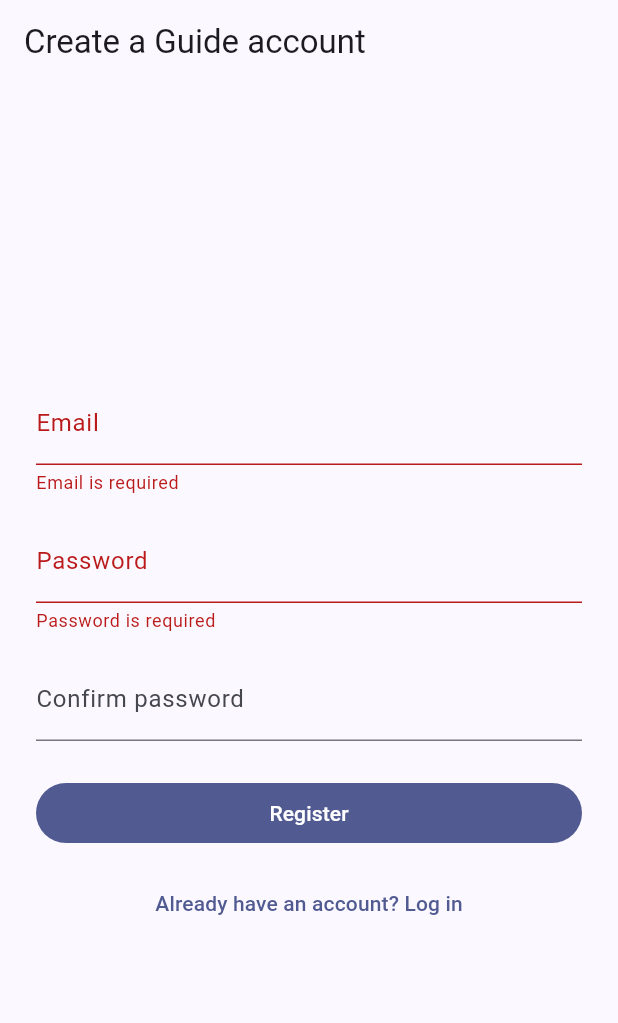
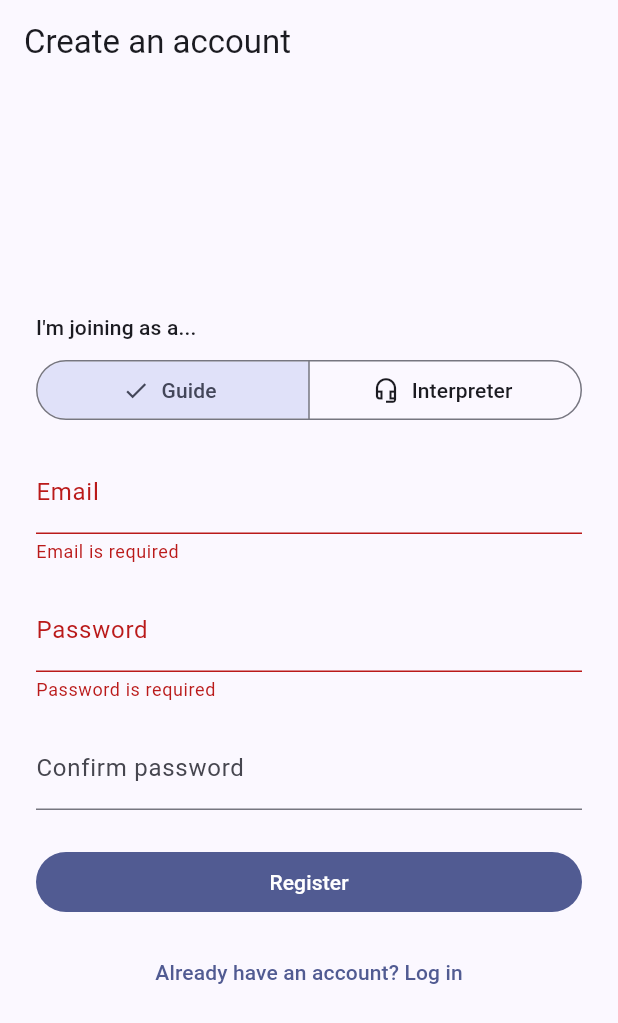
Before and after one commit to btekerek/kabin, a Flutter app: the RegisterScreen screen opened by its route, after a tap on "Register", on a phone screen of 412 x 824 dp. Shown: the top 1023 px of the screen. Run offline on Flutter 3.47's test engine with Material 3 defaults, Android fonts, the phone set to English and light mode, and no system bars; our stand-ins replace dio, flutter_riverpod, flutter_secure_storage, go_router, permission_handler, shared_preferences; missing offline and left inert: agora_rtc_engine; accounts and stored records are empty; network calls fail.

Commit message:
feat: let users pick guide or interpreter at registration

```diff
--- a/frontend/lib/features/auth/presentation/register_screen.dart
+++ b/frontend/lib/features/auth/presentation/register_screen.dart
@@ -17,6 +17,7 @@ class _RegisterScreenState extends ConsumerState<RegisterScreen> {
   final _emailController = TextEditingController();
   final _passwordController = TextEditingController();
   final _confirmController = TextEditingController();
+  String _role = 'guide';
 
   @override
   void dispose() {
@@ -28,13 +29,10 @@ class _RegisterScreenState extends ConsumerState<RegisterScreen> {
 
   Future<void> _submit() async {
     if (!_formKey.currentState!.validate()) return;
-    // This app only has Guide screens so far (see ADR-007) - Interpreter
-    // registration reuses AuthController.register with role:
-    // 'interpreter' once that flow exists.
     await ref.read(authControllerProvider.notifier).register(
           email: _emailController.text.trim(),
           password: _passwordController.text,
-          role: 'guide',
+          role: _role,
         );
   }
 
@@ -43,7 +41,7 @@ class _RegisterScreenState extends ConsumerState<RegisterScreen> {
     final authState = ref.watch(authControllerProvider);
 
     return Scaffold(
-      appBar: AppBar(title: const Text('Create a Guide account')),
+      appBar: AppBar(title: const Text('Create an account')),
       body: Padding(
         padding: const EdgeInsets.all(24),
         child: Form(
@@ -52,6 +50,29 @@ class _RegisterScreenState extends ConsumerState<RegisterScreen> {
             mainAxisAlignment: MainAxisAlignment.center,
             crossAxisAlignment: CrossAxisAlignment.stretch,
             children: [
+              Text(
+                "I'm joining as a...",
+                style: Theme.of(context).textTheme.labelLarge,
+              ),
+              const SizedBox(height: 8),
+              SegmentedButton<String>(
+                segments: const [
+                  ButtonSegment(
+                    value: 'guide',
+                    label: Text('Guide'),
+                    icon: Icon(Icons.mic_outlined),
+                  ),
+                  ButtonSegment(
+                    value: 'interpreter',
+                    label: Text('Interpreter'),
+                    icon: Icon(Icons.headset_mic_outlined),
+                  ),
+                ],
+                selected: {_role},
+                onSelectionChanged: (selection) =>
+                    setState(() => _role = selection.first),
+              ),
+              const SizedBox(height: 16),
               TextFormField(
                 controller: _emailController,
                 keyboardType: TextInputType.emailAddress,
```
Also changed, not shown: frontend/lib/features/auth/state/auth_providers.dart (+4 -4 lines).
